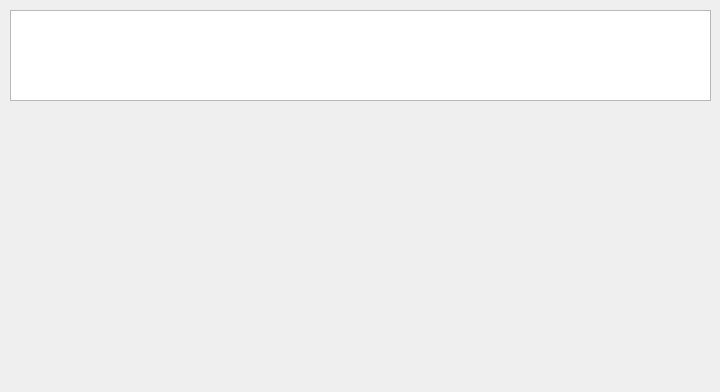
This is src/mainwindow.ui in wisaly/taikosanro as Qt 5 draws it before an edit. The edited form follows.
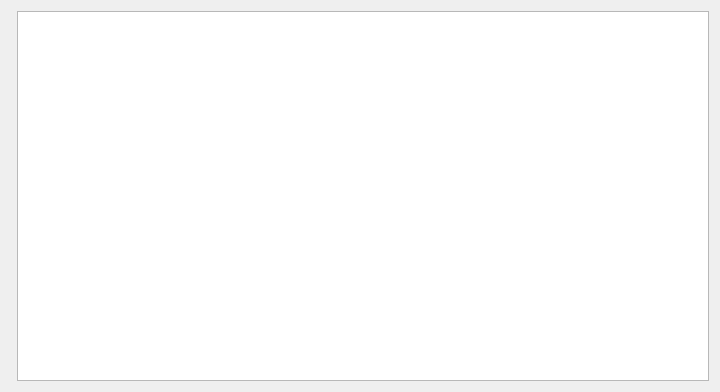
This is the edited form.

The edit to the form file:
```diff
--- a/src/mainwindow.ui
+++ b/src/mainwindow.ui
@@ -13,16 +13,11 @@
   <property name="windowTitle">
    <string>MainWindow</string>
   </property>
-  <widget class="QGraphicsView" name="graphicsView">
-   <property name="geometry">
-    <rect>
-     <x>10</x>
-     <y>10</y>
-     <width>701</width>
-     <height>91</height>
-    </rect>
-   </property>
-  </widget>
+  <layout class="QFormLayout" name="formLayout">
+   <item row="0" column="1">
+    <widget class="QGraphicsView" name="graphicsView"/>
+   </item>
+  </layout>
  </widget>
  <layoutdefault spacing="6" margin="11"/>
  <resources/>
```
